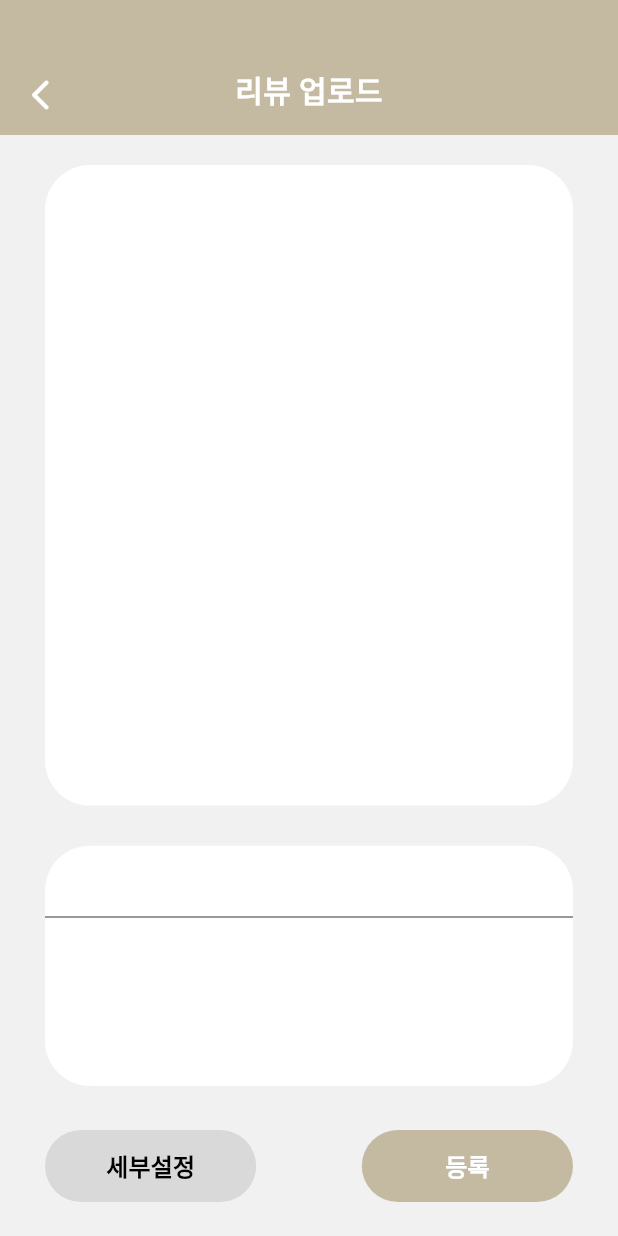
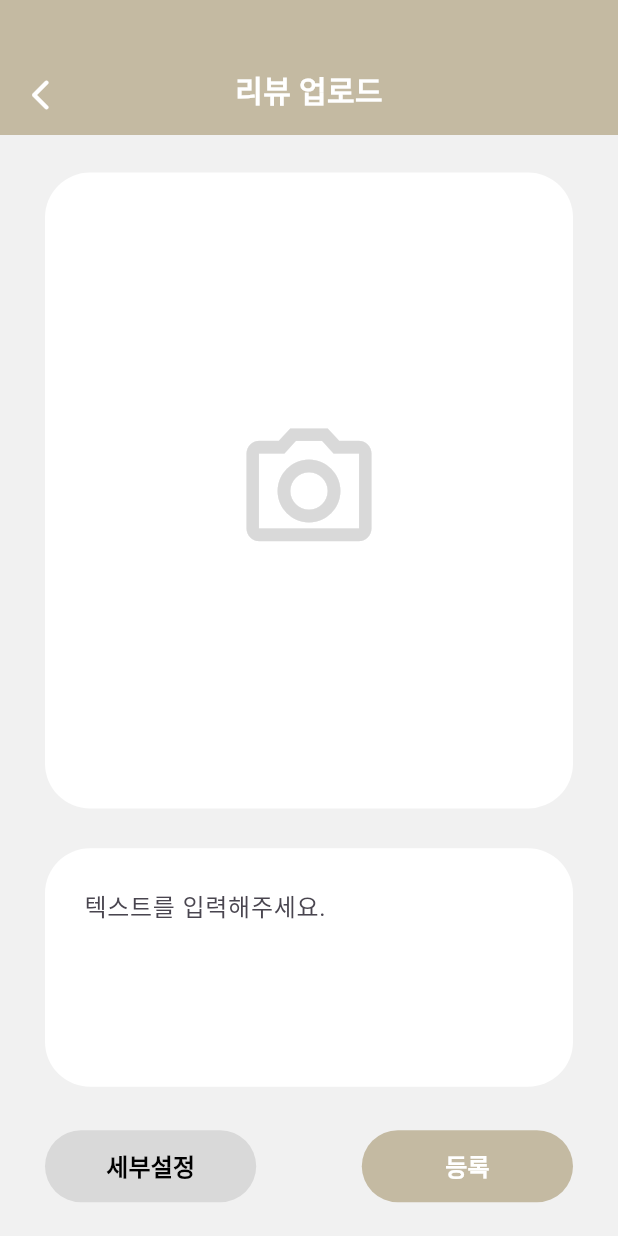
Before and after one commit to euclid-lyc/lyc-frontend, a Flutter app: the ReviewListScreen screen opened directly, after a tap on "작성하기", on a phone screen of 412 x 824 dp. Run offline on Flutter 3.47's test engine with Material 3 defaults, Android fonts, the phone set to English and light mode, and no system bars; our stand-ins replace awesome_bottom_bar, flutter_svg, image_picker; accounts and stored records are empty.

Commit message:
[feat] add coordi, review posting

```diff
--- /dev/null
+++ b/lyc_flutter_project/lib/screens/add_posting_screen.dart
@@ -0,0 +1,236 @@
+import 'dart:io';
+import 'package:flutter/material.dart';
+import 'package:image_picker/image_picker.dart';
+import 'package:lyc_flutter_project/data/app_color.dart';
+import 'package:lyc_flutter_project/screens/add_posting_setting_screen.dart';
+import 'package:lyc_flutter_project/widget/normal_appbar.dart';
+
+/// 다목적 스크린
+/// 코디 업로드(0), 리뷰 업로드(1), (옷 추가(2))
+/// 옷 추가는 다루는 데이터가 달라서 그냥 분리하는게 좋을 거 같아욤
+
+class AddPostingScreen extends StatefulWidget {
+  final int purpose;
+
+  AddPostingScreen({
+    super.key,
+    required this.purpose,
+  });
+
+  @override
+  State<AddPostingScreen> createState() => _AddPostingScreenState();
+}
+
+class _AddPostingScreenState extends State<AddPostingScreen> {
+  XFile? _image;
+  final ImagePicker picker = ImagePicker();
+  TextEditingController writePostController = TextEditingController();
+
+  @override
+  Widget build(BuildContext context) {
+    return Scaffold(
+      backgroundColor: AppColor.lightGrey,
+      appBar: NormalAppbar(
+        backButton: true,
+        title: getTitle(),
+        deleteButton: false,
+      ),
+      body: Container(
+        margin: EdgeInsets.fromLTRB(30, 25, 30, 20),
+        child: Column(
+          children: [
+            // 옷 추가일때만 스위치 위젯 추가
+            // 사진 첨부->image picker
+            Expanded(
+              flex: 16,
+              child: GestureDetector(
+                onTap: () {
+                  showDialog(
+                    context: context,
+                    builder: (BuildContext context) {
+                      return AlertDialog(
+                        title: Text(
+                          '사진 불러오기',
+                          style: TextStyle(
+                              color: AppColor.brown,
+                              fontSize: 18,
+                              fontWeight: FontWeight.w500),
+                        ),
+                        //content: Text('This is a Flutter alert dialog.'),
+                        content: Row(
+                          children: [
+                            TextButton(
+                              child: Text(
+                                '카메라',
+                                style: PickerDialogTextStyle(),
+                              ),
+                              onPressed: () {
+                                Navigator.of(context).pop();
+                                getImage(ImageSource.camera);
+                              },
+                            ),
+                            Spacer(),
+                            TextButton(
+                              child: Text(
+                                '갤러리',
+                                style: PickerDialogTextStyle(),
+                              ),
+                              onPressed: () {
+                                Navigator.of(context).pop();
+                                getImage(ImageSource.gallery);
+                              },
+                            ),
+                          ],
+                        ),
+                      );
+                    },
+                  );
+                },
+                child: Container(
+                  width: double.infinity,
+                  decoration: BoxDecoration(
+                    color: Colors.white,
+                    borderRadius: BorderRadius.circular(30),
+                  ),
+                  child: (_image != null)
+                      ? ClipRRect(
+                          borderRadius: BorderRadius.circular(30),
+                          child: Image.file(
+                            File(_image!.path),
+                            fit: BoxFit.cover,
+                          ),
+                        )
+                      : Icon(
+                          Icons.camera_alt_outlined,
+                          color: AppColor.grey,
+                          size: 100,
+                        ),
+                ),
+              ),
+            ),
+            Expanded(flex: 1, child: SizedBox()),
+            // 텍스트 필드
+            Expanded(
+              flex: 6,
+              child: Container(
+                padding: EdgeInsets.all(10),
+                decoration: BoxDecoration(
+                    color: Colors.white,
+                    borderRadius: BorderRadius.circular(30)),
+                child: TextField(
+                  maxLines: 5,
+                  controller: writePostController,
+                  decoration: InputDecoration(
+                    hintText: '텍스트를 입력해주세요.',
+                    border: OutlineInputBorder(
+                        borderRadius: BorderRadius.circular(30),
+                        borderSide: BorderSide.none),
+                  ),
+                ),
+              ),
+            ),
+            Expanded(flex: 1, child: SizedBox()),
+            // 세부설정, 등록 버튼
+            Expanded(
+              flex: 2,
+              child: Row(
+                mainAxisAlignment: MainAxisAlignment.spaceBetween,
+                children: [
+                  Expanded(
+                    flex: 2,
+                    child: Container(
+                      decoration: BoxDecoration(
+                          color: AppColor.grey,
+                          borderRadius: BorderRadius.circular(30)),
+                      child: TextButton(
+                        onPressed: () {
+                          if (_image != null) {
+                            Navigator.push(
+                              context,
+                              MaterialPageRoute(
+                                builder: (context) => AddPostingSettingScreen(
+                                  image: _image!,
+                                  purpose: widget.purpose,
+                                ),
+                                fullscreenDialog: true,
+                              ),
+                            );
+                          } else {
+                            ScaffoldMessenger.of(context).showSnackBar(
+                              SnackBar(
+                                content: Text('사진을 첨부해주세요.'),
+                              ),
+                            );
+                          }
+                        },
+                        child: Text(
+                          '세부설정',
+                          style: TextStyle(
+                              color: Colors.black,
+                              fontWeight: FontWeight.bold,
+                              fontSize: 16),
+                        ),
+                      ),
+                    ),
+                  ),
+                  Expanded(flex: 1, child: SizedBox()),
+                  Expanded(
+                    flex: 2,
+                    child: Container(
+                      decoration: BoxDecoration(
+                        color: AppColor.beige,
+                        borderRadius: BorderRadius.circular(30),
+                      ),
+                      child: TextButton(
+                        onPressed: () {
+                          // save my posting
+                        },
+                        child: Text(
+                          '등록',
+                          style: TextStyle(
+                            color: Colors.white,
+                            fontWeight: FontWeight.bold,
+                            fontSize: 16,
+                          ),
+                        ),
+                      ),
+                    ),
+                  ),
+                ],
+              ),
+            )
+          ],
+        ),
+      ),
+    );
+  }
+
+  TextStyle PickerDialogTextStyle() {
+    return TextStyle(
+      color: AppColor.brown,
+      fontSize: 16,
+      fontWeight: FontWeight.w500,
+    );
+  }
+
+  String getTitle() {
+    if (widget.purpose == 0) {
+      return "코디 업로드";
+    } else if (widget.purpose == 1) {
+      return "리뷰 업로드";
+    } else if (widget.purpose == 2) {
+      return "옷 추가";
+    } else {
+      return "error";
+    }
+  }
+
+  Future getImage(ImageSource imageSource) async {
+    final XFile? pickedFile = await picker.pickImage(source: imageSource);
+    if (pickedFile != null) {
+      setState(() {
+        _image = XFile(pickedFile.path);
+      });
+    }
+  }
+}
--- a/lyc_flutter_project/lib/screens/review_list_screen.dart
+++ b/lyc_flutter_project/lib/screens/review_list_screen.dart
@@ -1,7 +1,7 @@
 import 'package:flutter/material.dart';
 import 'package:lyc_flutter_project/data/app_color.dart';
 import 'package:lyc_flutter_project/data/temp_member_data.dart';
-import 'package:lyc_flutter_project/screens/write_post_screen.dart';
+import 'package:lyc_flutter_project/screens/add_posting_screen.dart';
 import 'package:lyc_flutter_project/widget/normal_appbar.dart';
 import 'package:lyc_flutter_project/widget/round_image.dart';
 
@@ -75,7 +75,7 @@ class ReviewListScreen extends StatelessWidget {
                           onTap: () {
                             Navigator.push(context, MaterialPageRoute(
                               builder: (context) {
-                                return WritePostScreen(purpose: 1);
+                                return AddPostingScreen(purpose: 1);
                               },
                             ));
                           },
--- a/lyc_flutter_project/lib/screens/write_post_screen.dart
+++ /dev/null
@@ -1,119 +0,0 @@
-import 'package:flutter/material.dart';
-import 'package:lyc_flutter_project/data/app_color.dart';
-import 'package:lyc_flutter_project/widget/normal_appbar.dart';
-
-/// 다목적 스크린
-/// 코디 업로드(0), 리뷰 업로드(1), 옷 추가(2)
-
-class WritePostScreen extends StatelessWidget {
-  final int purpose;
-  TextEditingController writePostController = TextEditingController();
-
-  WritePostScreen({
-    super.key,
-    required this.purpose,
-  });
-
-  @override
-  Widget build(BuildContext context) {
-    return Scaffold(
-      backgroundColor: AppColor.lightGrey,
-      appBar: NormalAppbar(
-        backButton: true,
-        title: getTitle(),
-        deleteButton: false,
-      ),
-      body: Container(
-        margin: EdgeInsets.symmetric(vertical: 20, horizontal: 30),
-        child: Column(
-          children: [
-            // 옷 추가일때만 스위치 위젯 추가
-            // 사진 첨부->image picker
-            Expanded(
-              flex: 16,
-              child: Container(
-                decoration: BoxDecoration(
-                  color: Colors.white,
-                  borderRadius: BorderRadius.circular(30),
-                ),
-              ),
-            ),
-            Expanded(flex: 1, child: SizedBox()),
-            // 텍스트 필드
-            Expanded(
-              flex: 6,
-              child: Container(
-                  decoration: BoxDecoration(
-                    color: Colors.white,
-                    borderRadius: BorderRadius.circular(30),
-                  ),
-                  child: TextField()),
-            ),
-            Expanded(flex: 1, child: SizedBox()),
-            // 세부설정, 등록 버튼
-            Expanded(
-              flex: 2,
-              /// 니증에 Row 위젯 분리하겠음
-              child: Row(
-                mainAxisAlignment: MainAxisAlignment.spaceBetween,
-                children: [
-                  Expanded(
-                    flex: 2,
-                    child: Container(
-                      decoration: BoxDecoration(
-                          color: AppColor.grey,
-                          borderRadius: BorderRadius.circular(30)),
-                      child: TextButton(
-                        onPressed: () {},
-                        child: Text(
-                          '세부설정',
-                          style: TextStyle(
-                            color: Colors.black,
-                            fontWeight: FontWeight.bold,
-                            fontSize: 16
-                          ),
-                        ),
-                      ),
-                    ),
-                  ),
-                  Expanded(flex: 1, child: SizedBox()),
-                  Expanded(
-                    flex: 2,
-                    child: Container(
-                      decoration: BoxDecoration(
-                          color: AppColor.beige,
-                          borderRadius: BorderRadius.circular(30)),
-                      child: TextButton(
-                        onPressed: () {},
-                        child: Text(
-                          '등록',
-                          style: TextStyle(
-                            color: Colors.white,
-                            fontWeight: FontWeight.bold,
-                            fontSize: 16
-                          ),
-                        ),
-                      ),
-                    ),
-                  ),
-                ],
-              ),
-            )
-          ],
-        ),
-      ),
-    );
-  }
-
-  String getTitle() {
-    if (purpose == 0) {
-      return "코디 업로드";
-    } else if (purpose == 1) {
-      return "리뷰 업로드";
-    } else if (purpose == 2) {
-      return "옷 추가";
-    } else {
-      return "error";
-    }
-  }
-}
--- a/lyc_flutter_project/lib/widget/grid_widget_with_button.dart
+++ b/lyc_flutter_project/lib/widget/grid_widget_with_button.dart
@@ -2,7 +2,7 @@ import 'package:flutter/material.dart';
 import 'package:lyc_flutter_project/model/posting.dart';
 import 'package:lyc_flutter_project/screens/posting_detail_screen.dart';
 import 'package:lyc_flutter_project/screens/review_list_screen.dart';
-import 'package:lyc_flutter_project/screens/write_post_screen.dart';
+import 'package:lyc_flutter_project/screens/add_posting_screen.dart';
 import 'package:lyc_flutter_project/services/temp_services.dart';
 
 /// [category]
@@ -40,7 +40,7 @@ class GridWidgetWithButton extends StatelessWidget {
                   Navigator.push(
                       context,
                       MaterialPageRoute(
-                          builder: (context) => WritePostScreen(purpose: 0)));
+                          builder: (context) => AddPostingScreen(purpose: 0)));
                 } else if (category == 1) {
                   // 저장한코디->코디 탐색
                 } else if (category == 2) {
@@ -48,7 +48,7 @@ class GridWidgetWithButton extends StatelessWidget {
                   Navigator.push(
                       context,
                       MaterialPageRoute(
-                          builder: (context) => WritePostScreen(purpose: 2)));
+                          builder: (context) => AddPostingScreen(purpose: 2)));
                 } else if (category == 3) {
                   Navigator.push(
                       context,
--- a/lyc_flutter_project/pubspec.yaml
+++ b/lyc_flutter_project/pubspec.yaml
@@ -18,6 +18,8 @@ dependencies:
 
   cupertino_icons: ^1.0.6
   awesome_bottom_bar: ^1.2.4
+  image_picker: ^1.1.2
+  numberpicker: ^2.1.2
 
 dev_dependencies:
   flutter_test:
```
Also changed, not shown: lyc_flutter_project/lib/screens/add_posting_setting_screen.dart (added, +275 -0 lines), lyc_flutter_project/assets/eraser.svg (added), lyc_flutter_project/pubspec.lock, 5 other files.
